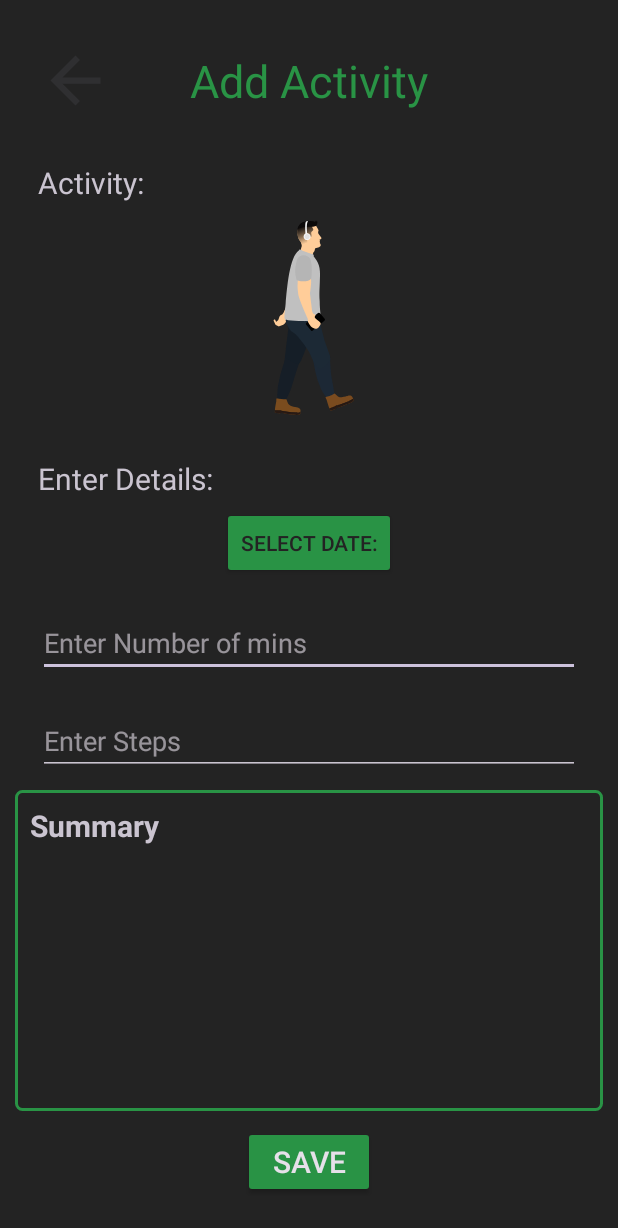
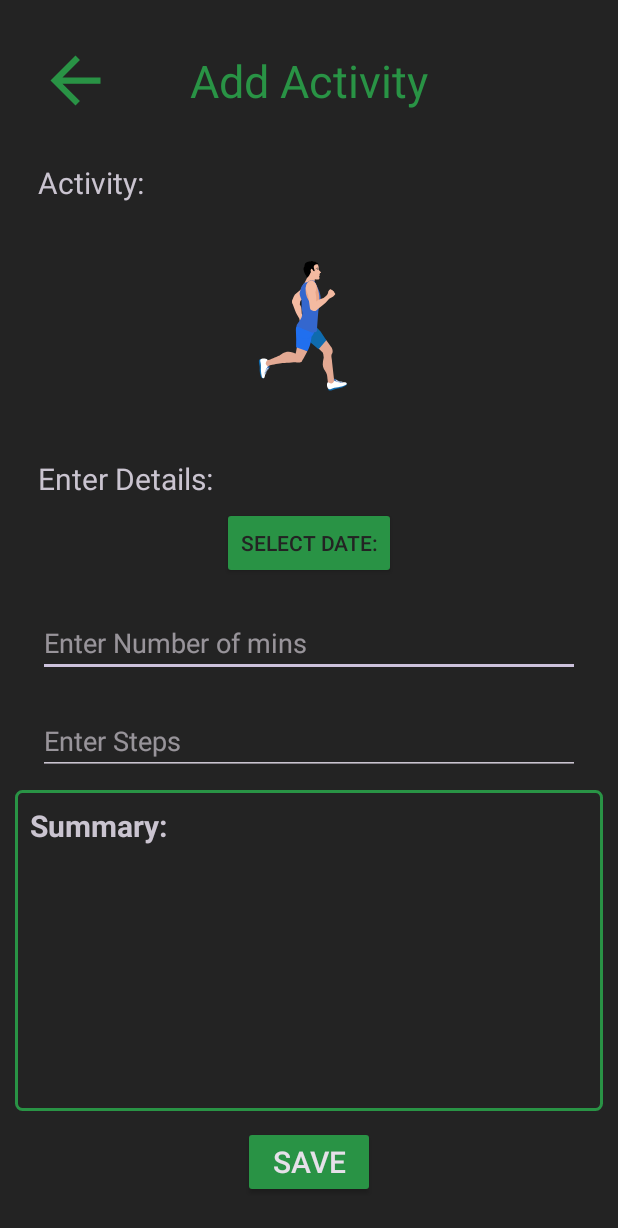
Before and after one commit to Danishahsancs/Wellness4Everyone, an Android app: the Activitieslist screen opened directly, with no data from a screen before it, after a tap on "Running", on a phone screen of 412 x 824 dp. Shown: the top 1228 px of the screen. Run offline under Robolectric (Android 15) with nearby library versions, the phone set to English and light mode, and no system bars; 1 other tap on this screen came first.

Commit message:
first commit

```diff
--- a/app/src/main/java/com/example/wellness4everyone/AddActivityActivity.java
+++ b/app/src/main/java/com/example/wellness4everyone/AddActivityActivity.java
@@ -4,23 +4,27 @@ import android.app.Activity;
 import android.app.DatePickerDialog;
 import android.content.Intent;
 import android.os.Bundle;
+import android.text.Editable;
+import android.text.TextWatcher;
 import android.view.View;
-import android.widget.ArrayAdapter;
 import android.widget.Button;
 import android.widget.DatePicker;
+import android.widget.EditText;
 import android.widget.ImageButton;
-import android.widget.Spinner;
+import android.widget.TextView;
 
-import java.util.ArrayList;
+import com.airbnb.lottie.LottieAnimationView;
 import java.util.Calendar;
-import java.util.List;
-import java.util.Locale;
+
 
 public class AddActivityActivity extends Activity {
 
     ImageButton backButton;
     Button dateButton;
-    Spinner spinnerHours, spinnerMinutes, spinnerSeconds;
+    TextView summary;
+    String activityTag;
+
+    EditText enterMins,enterSteps;
     int year, month, day;
 
 
@@ -30,8 +34,8 @@ public class AddActivityActivity extends Activity {
 
 
         Intent intent = getIntent();
-        String activityTag = intent.getStringExtra("ACTIVITY_TAG");
-
+        activityTag = intent.getStringExtra("ACTIVITY_TAG");
+        changeanimation(activityTag);
         // sets up back button
         backButton = (ImageButton) findViewById(R.id.button_back);
         Calendar calendar = Calendar.getInstance();
@@ -39,22 +43,104 @@ public class AddActivityActivity extends Activity {
         month = calendar.get(Calendar.MONTH);
         day = calendar.get(Calendar.DAY_OF_MONTH);
         dateButton = (Button) findViewById(R.id.button_selectdate);
+        summary = (TextView) findViewById(R.id.activitysummary);
+        enterMins =(EditText) findViewById(R.id.enter_mins);
+        enterSteps =(EditText) findViewById(R.id.enter_steps);
 
+        setupTextWatchers();
+        if(activityTag.equals("walking")|| activityTag.equals("running")){
+           enterSteps.setVisibility(View.VISIBLE);
+        }else{
+            enterSteps.setVisibility(View.GONE);
+        }
+    }
+
+    private void changeanimation(String activityTag) {
+        LottieAnimationView lottieAnimationView = findViewById(R.id.lottieAnimationView);
+        int animationResource;
+
+        switch (activityTag) {
+            case "walking":
+                lottieAnimationView.setAnimation(R.raw.walking_animation);
+                lottieAnimationView.playAnimation();
+                break;
+            case "running":
+                lottieAnimationView.setAnimation(R.raw.running_animation);
+                lottieAnimationView.playAnimation();
+                break;
+            case "weightlifting":
+                lottieAnimationView.setAnimation(R.raw.weightlifting_animation);
+                lottieAnimationView.playAnimation();
+                break;
+            case "swimming":
+                lottieAnimationView.setAnimation(R.raw.swimming_animation);
+                lottieAnimationView.playAnimation();
+                break;
+            case "biking":
+                lottieAnimationView.setAnimation(R.raw.biking_animation);
+                lottieAnimationView.playAnimation();
+                break;
+            default:
+                throw new IllegalArgumentException("Unexpected tag: " + activityTag);
+        }
     }
 
     public void goback(View view){
-        Intent intent = new Intent(AddActivityActivity.this, HomeActivity.class);
+        Intent intent = new Intent(AddActivityActivity.this, Activitieslist.class);
         startActivity(intent);
     }
     public void setdate(View view){
         DatePickerDialog datePickerDialog = new DatePickerDialog(AddActivityActivity.this,
                 new DatePickerDialog.OnDateSetListener() {
                     @Override
-                    public void onDateSet(DatePicker view, int year, int monthOfYear, int dayOfMonth) {
-
+                    public void onDateSet(DatePicker view, int yearx, int monthOfYear, int dayOfMonth) {
+                        year = yearx;
+                        month = monthOfYear;
+                        day = dayOfMonth;
+                        updateResults();
                     }
                 }, year, month, day);
         datePickerDialog.show();
     }
 
+    private void setupTextWatchers() {
+        TextWatcher textWatcher = new TextWatcher() {
+            @Override
+            public void beforeTextChanged(CharSequence s, int start, int count, int after) {
+                // No need to implement this
+            }
+
+            @Override
+            public void onTextChanged(CharSequence s, int start, int before, int count) {
+
+            }
+
+            @Override
+            public void afterTextChanged(Editable s) {
+                updateResults();
+            }
+        };
+
+        // Attach the text watcher to both EditText fields
+        enterMins.addTextChangedListener(textWatcher);
+        enterSteps.addTextChangedListener(textWatcher);
+
+    }
+
+    private void updateResults() {
+        String mins = enterMins.getText().toString().trim();
+        String steps = enterSteps.getText().toString().trim();
+
+        StringBuilder sb = new StringBuilder();
+        sb.append("Summary:");
+        sb.append("\n\t\t\t\t"+month+"/"+day+"/"+year);
+        if(!mins.isEmpty()) {
+            sb.append("\n\t\t\t\tNumber of minutes " + activityTag + ": " + mins);
+        }
+        if((activityTag.equals("walking")|| activityTag.equals("running")) && !steps.isEmpty()){
+            sb.append("\n\t\t\t\tNumber of steps " + activityTag+": "+steps);
+        }
+
+        summary.setText(sb);
+    }
 }
--- a/app/src/main/res/drawable/backarrow.xml
+++ b/app/src/main/res/drawable/backarrow.xml
@@ -1,4 +1,4 @@
-<vector xmlns:android="http://schemas.android.com/apk/res/android" android:autoMirrored="true" android:height="50dp" android:tint="#2F2F31" android:viewportHeight="24" android:viewportWidth="24" android:width="50dp">
+<vector xmlns:android="http://schemas.android.com/apk/res/android" android:autoMirrored="true" android:height="50dp" android:tint="@color/Secondarycolor" android:viewportHeight="24" android:viewportWidth="24" android:width="50dp">
 
     <path android:fillColor="@android:color/white" android:pathData="M20,11H7.83l5.59,-5.59L12,4l-8,8 8,8 1.41,-1.41L7.83,13H20v-2z"/>
 
--- a/app/src/main/res/layout/activity_activitieslist.xml
+++ b/app/src/main/res/layout/activity_activitieslist.xml
@@ -124,7 +124,7 @@
                 android:layout_weight="1"
                 app:lottie_autoPlay="true"
                 app:lottie_loop="true"
-                app:lottie_rawRes="@raw/weightlisfting_animation"/>
+                app:lottie_rawRes="@raw/weightlifting_animation"/>
         </LinearLayout>
 
         <LinearLayout
--- a/app/src/main/res/layout/addactivity_screen.xml
+++ b/app/src/main/res/layout/addactivity_screen.xml
@@ -47,7 +47,7 @@
         android:textSize="20sp"/>
 
     <com.airbnb.lottie.LottieAnimationView
-        android:id="@+id/lottieWalking"
+        android:id="@+id/lottieAnimationView"
         android:layout_below="@id/label1"
         android:layout_width="match_parent"
         android:layout_height="150dp"
@@ -60,7 +60,7 @@
         android:layout_width="match_parent"
         android:layout_height="wrap_content"
         android:text="@string/enter_details"
-        android:layout_below="@id/lottieWalking"
+        android:layout_below="@id/lottieAnimationView"
         android:layout_marginTop="20dp"
         android:layout_marginStart="15dp"
         android:layout_marginEnd="15dp"
@@ -119,6 +119,7 @@
         android:layout_marginTop="10dp"/>
 
     <TextView
+        android:id="@+id/activitysummary"
         android:padding="10dp"
         android:layout_marginTop="10dp"
         android:layout_width="match_parent"
@@ -126,7 +127,7 @@
         android:layout_below="@id/enter_steps"
         android:layout_above="@id/button_save"
         android:background="@drawable/border"
-        android:text="Summary"
+        android:text="Summary:"
         android:textSize="20sp"
         android:textStyle="bold"/>
 </RelativeLayout>
```
Also changed, not shown: app/src/main/res/raw/weightlifting_animation.json (renamed from app/src/main/res/raw/weightlisfting_animation.json).
